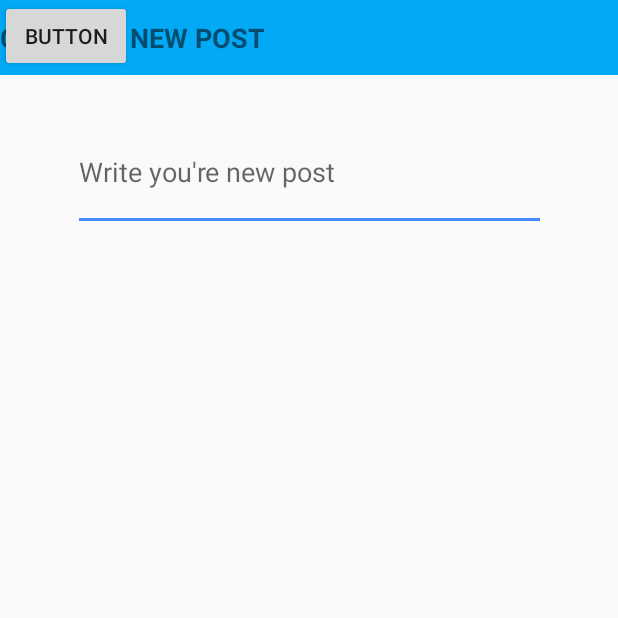
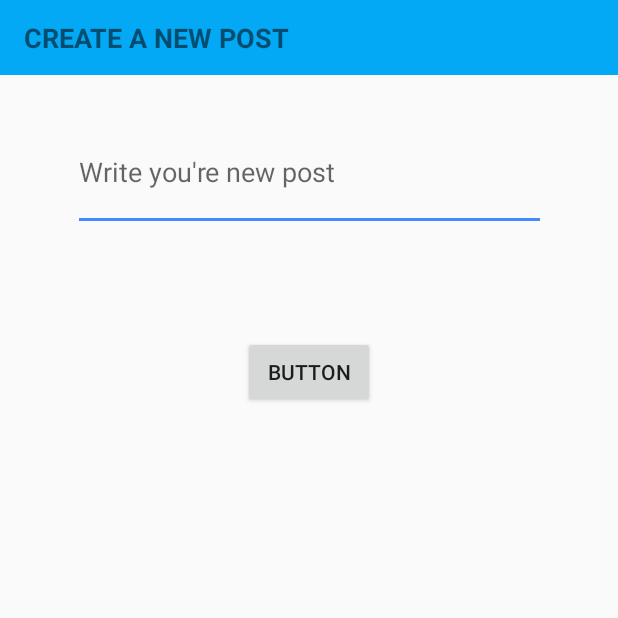
Before and after one commit to Jeandsmith/AASMM, an Android app: the screen it shows after launch (CreateNewPostActivity), on a phone screen of 412 x 824 dp, the top half of it. Run offline under Robolectric (Android 15) with nearby library versions, the phone set to English and light mode, and no system bars.

Commit message:
Added padding to text view.

```diff
--- a/app/src/main/res/layout/activity_create_new_post.xml
+++ b/app/src/main/res/layout/activity_create_new_post.xml
@@ -37,14 +37,18 @@
         android:textStyle="bold"
         app:layout_constraintEnd_toEndOf="parent"
         app:layout_constraintStart_toStartOf="parent"
-        app:layout_constraintTop_toTopOf="parent" />
+        app:layout_constraintTop_toTopOf="parent"
+        android:paddingStart="@dimen/activity_horizontal_margin"
+        android:paddingLeft="@dimen/activity_horizontal_margin" />
 
     <Button
         android:id="@+id/button"
         android:layout_width="wrap_content"
         android:layout_height="wrap_content"
+        android:layout_marginTop="70dp"
         android:text="Button"
-        tools:layout_editor_absoluteX="158dp"
-        tools:layout_editor_absoluteY="206dp" />
+        app:layout_constraintEnd_toEndOf="parent"
+        app:layout_constraintStart_toStartOf="parent"
+        app:layout_constraintTop_toBottomOf="@+id/new_post" />
 
 </androidx.constraintlayout.widget.ConstraintLayout>
```
